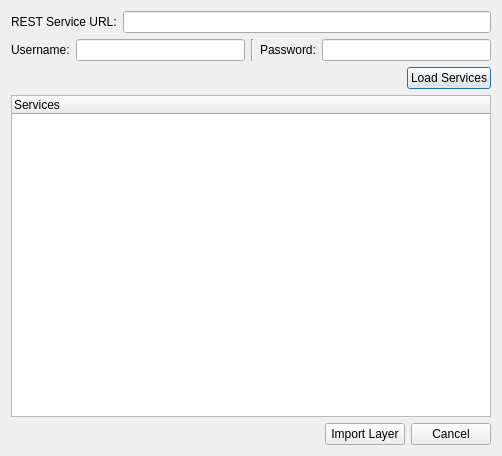
First picture: the form in ui_connector.ui, repository geometalab/ArcGISConnector-QGIS-Plugin, before the edit.
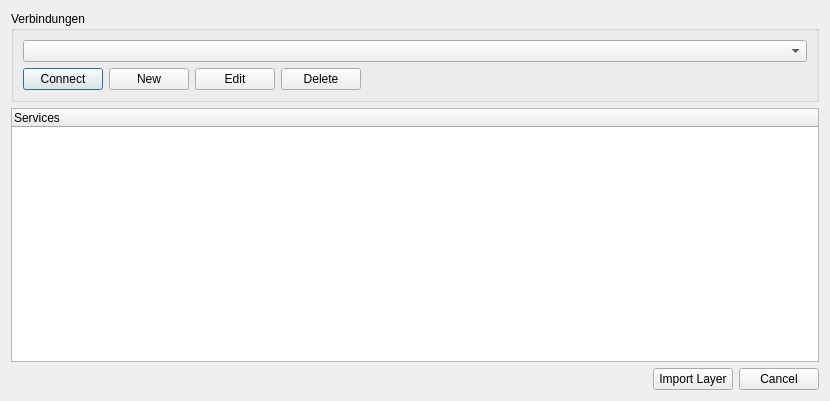
Second picture: the form after the edit.

```diff
--- a/ui_connector.ui
+++ b/ui_connector.ui
@@ -6,63 +6,57 @@
    <rect>
     <x>0</x>
     <y>0</y>
-    <width>502</width>
-    <height>456</height>
+    <width>830</width>
+    <height>401</height>
    </rect>
   </property>
   <property name="windowTitle">
    <string>Connector</string>
   </property>
+  <layout class="QVBoxLayout" name="verticalLayout_3">
+   <item>
+    <layout class="QGridLayout" name="gridLayout_2">
+     <item row="0" column="0">
+      <widget class="QGroupBox" name="groupBox">
+       <property name="title">
+        <string>Verbindungen</string>
+       </property>
   <layout class="QVBoxLayout" name="verticalLayout_2">
    <item>
     <layout class="QVBoxLayout" name="verticalLayout">
      <item>
-      <layout class="QGridLayout" name="gridLayout_2">
-       <item row="0" column="0">
-        <widget class="QLabel" name="label_3">
+           <widget class="QComboBox" name="connections"/>
+          </item>
+          <item>
+           <layout class="QHBoxLayout" name="horizontalLayout_3">
+            <item>
+             <widget class="QPushButton" name="connectButton">
          <property name="text">
-          <string>REST Service URL:</string>
+               <string>Connect</string>
          </property>
         </widget>
        </item>
-       <item row="0" column="1">
-        <widget class="QLineEdit" name="serviceURL"/>
-       </item>
-      </layout>
-     </item>
      <item>
-      <layout class="QGridLayout" name="gridLayout">
-       <item row="0" column="3">
-        <widget class="QLabel" name="label_2">
+             <widget class="QPushButton" name="newButton">
          <property name="text">
-          <string>Password:</string>
+               <string>New</string>
          </property>
         </widget>
        </item>
-       <item row="0" column="0">
-        <widget class="QLabel" name="label">
+            <item>
+             <widget class="QPushButton" name="editButton">
          <property name="text">
-          <string>Username:</string>
+               <string>Edit</string>
          </property>
         </widget>
        </item>
-       <item row="0" column="4">
-        <widget class="QLineEdit" name="password"/>
-       </item>
-       <item row="0" column="2">
-        <widget class="Line" name="line">
-         <property name="orientation">
-          <enum>Qt::Vertical</enum>
+            <item>
+             <widget class="QPushButton" name="deleteButton">
+              <property name="text">
+               <string>Delete</string>
          </property>
         </widget>
        </item>
-       <item row="0" column="1">
-        <widget class="QLineEdit" name="username"/>
-       </item>
-      </layout>
-     </item>
-     <item>
-      <layout class="QHBoxLayout" name="horizontalLayout_2">
        <item>
         <spacer name="horizontalSpacer_2">
          <property name="orientation">
@@ -76,15 +70,17 @@
          </property>
         </spacer>
        </item>
-       <item>
-        <widget class="QPushButton" name="loadServices">
-         <property name="text">
-          <string>Load Services</string>
-         </property>
+           </layout>
+          </item>
+         </layout>
+        </item>
+       </layout>
         </widget>
        </item>
       </layout>
      </item>
+   <item>
+    <layout class="QHBoxLayout" name="horizontalLayout_2">
      <item>
       <widget class="QTreeWidget" name="treeView">
        <column>
```
Left out of the diff: 5 changed lines with no effect on the pictures. Lines whose indentation alone changed are shown as unchanged.
